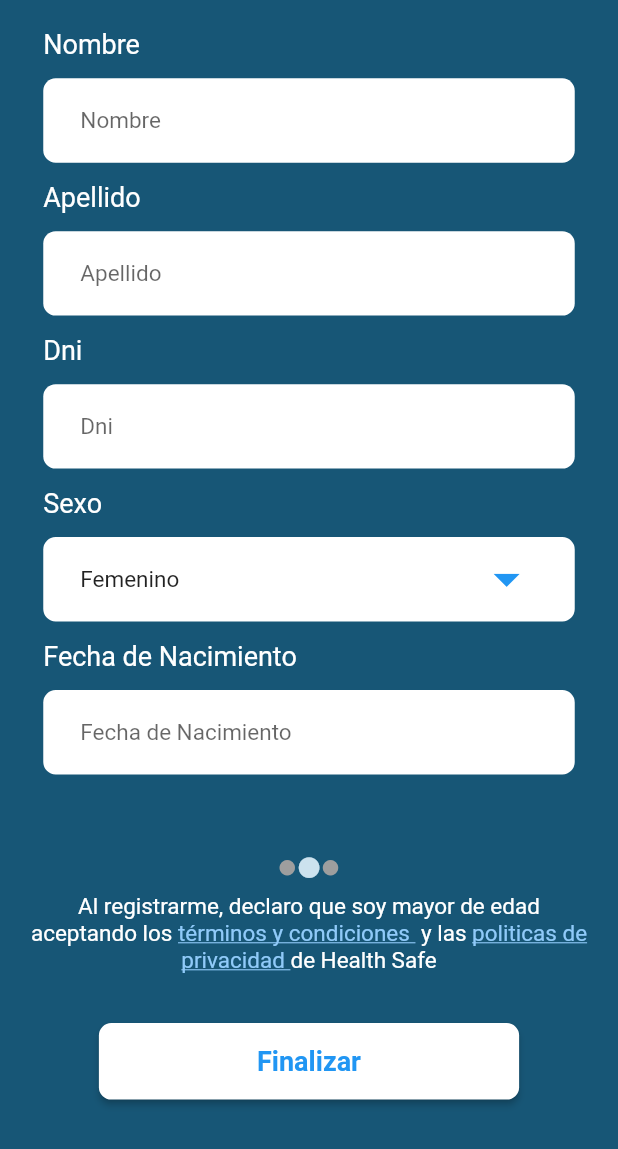
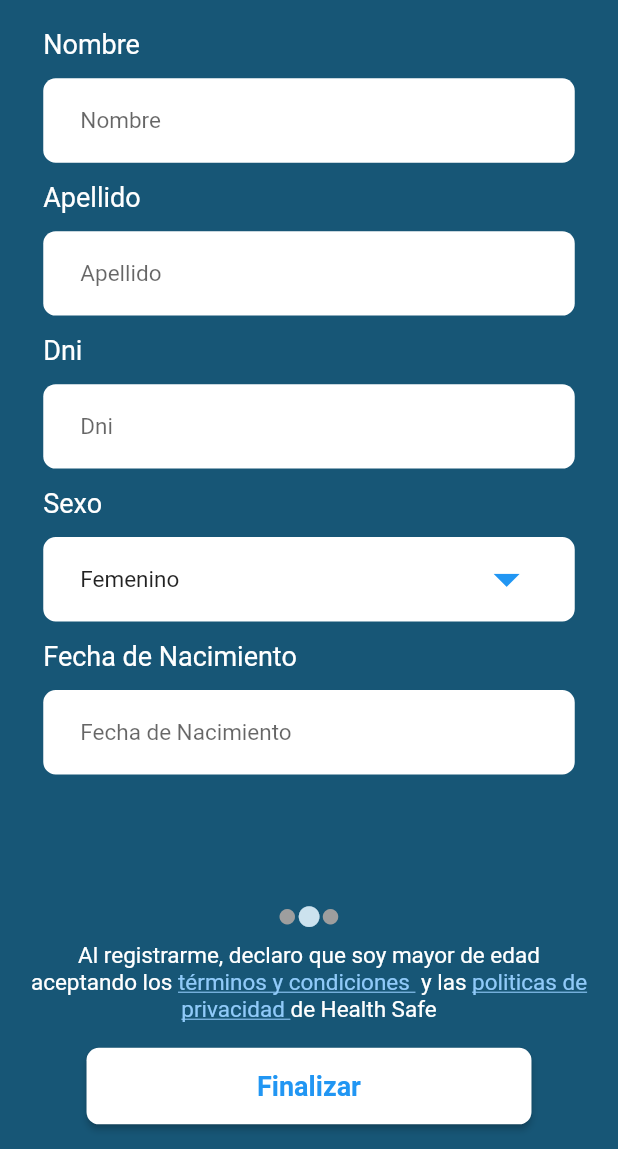
Before and after one commit to flutter-preview/beleningalina20-health_safe_paciente, a Flutter app: the RegistroUsuarioPage screen opened by its route, swiped to page 2, on a phone screen of 412 x 824 dp, the part 87-1236 px from its top. Run offline on Flutter 3.47's test engine with Material 2 defaults, Android fonts, the phone set to English and light mode, and no system bars; our stand-ins replace flutter_secure_storage, image_picker; accounts and stored records are empty.

Commit message:
Cambia margin del elevated button custom

```diff
--- a/lib/src/widgets/elevated_button_custom.dart
+++ b/lib/src/widgets/elevated_button_custom.dart
@@ -21,8 +21,8 @@ class ElevatedButtonCustom extends StatelessWidget {
     return Container(
         width: double.infinity,
         margin: EdgeInsets.symmetric(
-            vertical: SizeConfig.height * 0.04,
-            horizontal: SizeConfig.height * 0.06),
+            vertical: SizeConfig.height * 0.02,
+            horizontal: SizeConfig.height * 0.05),
         child: ElevatedButton(
           onPressed: onPressed,
           style: Theme.of(context).elevatedButtonTheme.style!.copyWith(
```
